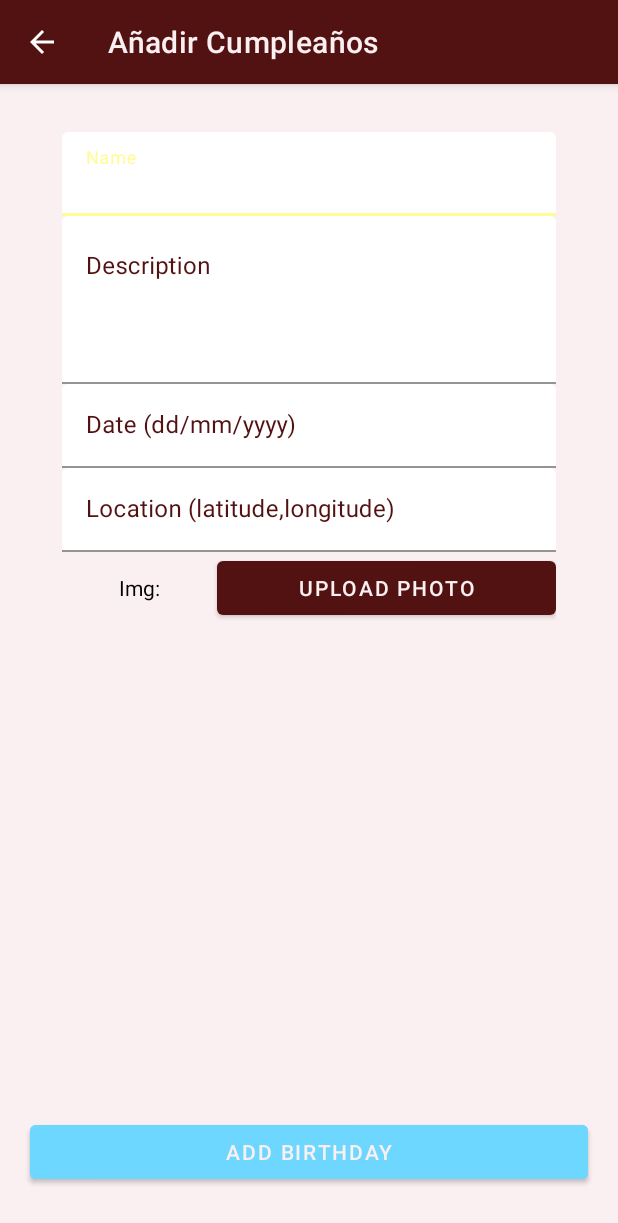
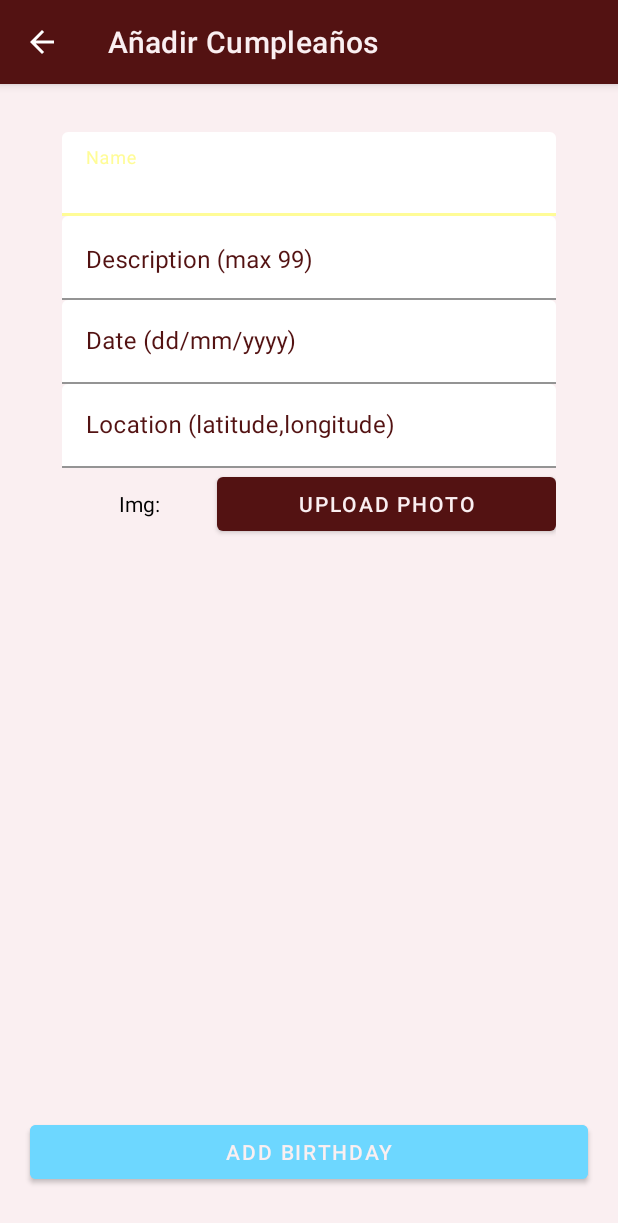
Before and after one commit to Gargalv/BlissBirth, an Android app: the AniadirCumpleanos screen opened directly, with no data from a screen before it, on a phone screen of 412 x 824 dp. Shown: the top 1223 px of the screen. Run offline under Robolectric (Android 15) with nearby library versions, the phone set to English and light mode, and no system bars; our stand-ins replace Firebase (no records; nobody signed in at launch, a user with empty details on screens opened directly).

Commit message:
limites en la descripcion

```diff
--- a/app/src/main/java/com/ama/blissbirth/Fragments/Calendar_Fragment.java
+++ b/app/src/main/java/com/ama/blissbirth/Fragments/Calendar_Fragment.java
@@ -205,7 +205,7 @@ public class Calendar_Fragment extends Fragment {
                     @Override
                     public void onSuccess(Void aVoid) {
                         Log.d("Firebase", "Cumpleaños guardado exitosamente en Firestore");
-                        Toast.makeText(getActivity(), "Cumpleaños guardado en Firestore", Toast.LENGTH_SHORT).show();
+                        //Toast.makeText(getActivity(), "Cumpleaños guardado en Firestore", Toast.LENGTH_SHORT).show();
                         programarNotificacion(name, calendar.getTimeInMillis());
                     }
                 })
--- a/app/src/main/res/layout/activity_aniadir_cumpleanos.xml
+++ b/app/src/main/res/layout/activity_aniadir_cumpleanos.xml
@@ -60,10 +60,10 @@
                 android:layout_width="match_parent"
                 android:layout_height="wrap_content"
                 android:gravity="top"
-                android:hint="Description"
+                android:hint="Description (max 99)"
                 android:inputType="textMultiLine"
-                android:maxLines="4"
-                android:minLines="4"
+                android:maxLines="3"
+                android:minLines="1"
                 android:textColor="@color/black" />
 
         </com.google.android.material.textfield.TextInputLayout>
```
Also changed, not shown: app/src/main/res/layout/activity_cumpleanos_detalle.xml (+7 -6 lines).
